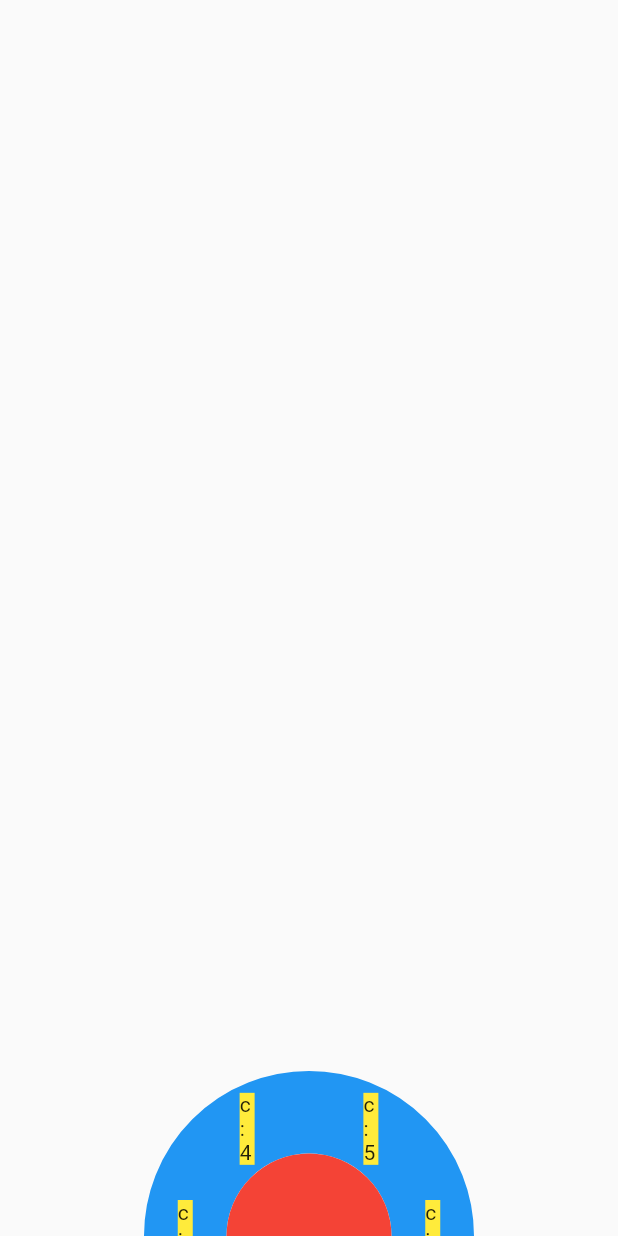
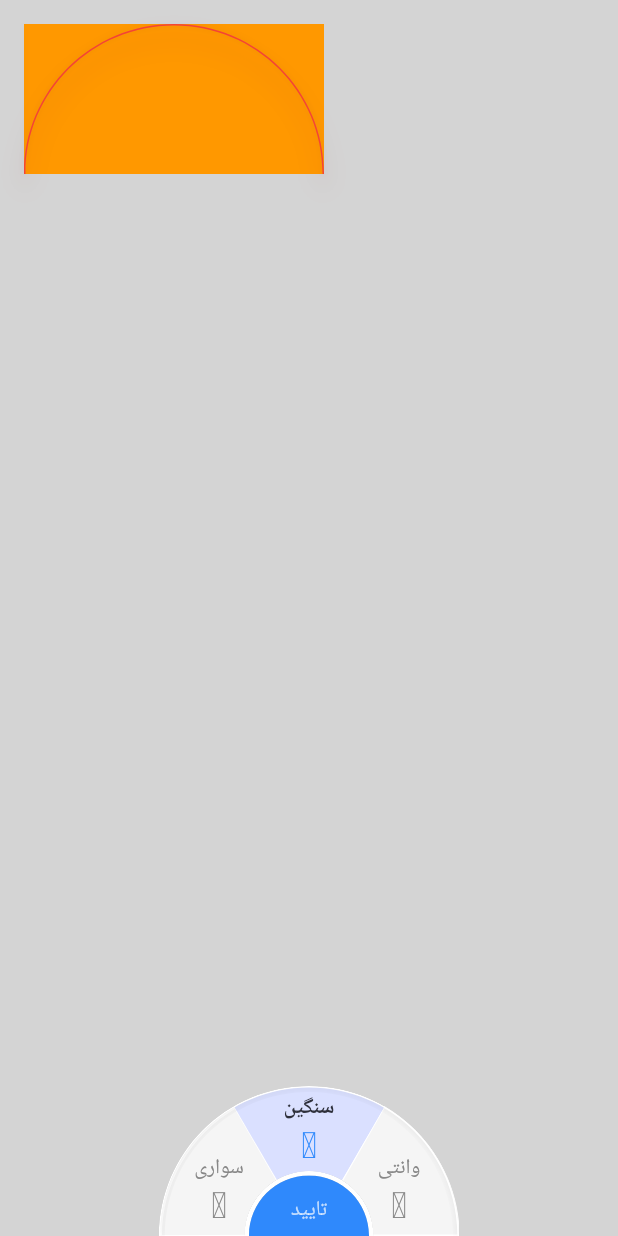
Before and after one commit to yazdanMhmmdi/bottom_circle_list, a Flutter app: the screen it shows after launch, on a phone screen of 412 x 824 dp. Run offline on Flutter 3.47's test engine with Material 2 defaults, Android fonts, the phone set to English and light mode, and no system bars; Roboto replaces fonts that are missing (IranSans).

Commit message:
use class in sample page

```diff
--- a/lib/first_page.dart
+++ b/lib/first_page.dart
@@ -1,50 +1,87 @@
-import 'package:circular_list_view/circle_list/radial_gesture_detector.dart';
+import 'dart:math';
+import 'package:circular_list_view/bottom_circle_list.dart';
+import 'package:circular_list_view/constants/assets.dart';
+import 'package:circular_list_view/constants/i_colors.dart';
+import 'package:circular_list_view/constants/my_icons.dart';
+import 'package:circular_list_view/shapes/border_border.dart';
+import 'package:flutter/cupertino.dart';
 import 'package:flutter/material.dart';
+import 'package:flutter/widgets.dart';
 
-import 'circle_list/circle_list.dart';
+class FirstPage extends StatefulWidget {
+  @override
+  State<FirstPage> createState() => _FirstPageState();
+}
 
-class FirstPage extends StatelessWidget {
-  const FirstPage({Key? key}) : super(key: key);
+class _FirstPageState extends State<FirstPage> with TickerProviderStateMixin {
+  @override
+  void initState() {
+    super.initState();
+  }
+
+  @override
+  void dispose() {
+    super.dispose();
+  }
+
   @override
   Widget build(BuildContext context) {
     return Scaffold(
-        body: Stack(
-          fit: StackFit.expand,
-          children: [
-            Column(
-              children: [
-                Container(
-                  width: 100,
-                  height: 100,
-                  color: Colors.red,
+      backgroundColor: IColors.backgroundColor,
+      body: Column(
+        children: [
+          Padding(
+            padding: const EdgeInsets.all(16.0),
+            child: Container(
+              color: Colors.orange,
+              child: Container(
+                width: 200,
+                height: 100,
+                child: CustomPaint(
+                  painter: BorderPainter(),
                 ),
-              ],
-            ),
-          ],
-        ),
-        bottomNavigationBar: Align(
-          alignment: Alignment.bottomCenter,
-          child: Padding(
-            padding: const EdgeInsets.symmetric(horizontal: 32),
-            child: CircleList(
-              circleSize: 220,
-              outerCircleColor: Colors.blue,
-              innerCircleColor: Colors.red,
-              // origin: Offset(0, -500),
-              children: List.generate(
-                6,
-                (index) => Container(
-                    width: 10,
-                    color: Colors.yellow,
-                    child: Text("c: ${index}")),
               ),
-              onDragUpdate: (update) {
-                Offset offset = Offset(update.point.dx , update.point.dy);
-                print("update : x:${update}y: ${update.degree}");
-                // if (offset.dx == 46.5 39.0)
-              },
             ),
           ),
-        ));
+        ],
+      ),
+      bottomNavigationBar: BottomCircleList(
+        centerButtonColor: IColors.blue,
+        indicatorColor: IColors.lightBlue,
+        selectedIconColor: IColors.blue,
+        centerButtonSplashColor: Colors.black12,
+        centerButtonText: const Text("تایید",
+            style: TextStyle(
+              fontFamily: Assets.iranSans,
+              color: Colors.white70,
+            ),
+            textAlign: TextAlign.center),
+        icons: const [
+          MyIcons.tow_truck_svgrepo_com,
+          MyIcons.car_svgrepo_com,
+          MyIcons.truck_svgrepo_com,
+        ],
+        textChilds: const [
+          Text(
+            "سواری",
+            style: TextStyle(
+              fontFamily: Assets.iranSans,
+            ),
+          ),
+          Text(
+            "سنگین",
+            style: TextStyle(
+              fontFamily: Assets.iranSans,
+            ),
+          ),
+          Text(
+            "وانتی",
+            style: TextStyle(
+              fontFamily: Assets.iranSans,
+            ),
+          )
+        ],
+      ),
+    );
   }
 }
--- a/lib/main.dart
+++ b/lib/main.dart
@@ -15,7 +15,7 @@ class MyApp extends StatelessWidget {
       theme: ThemeData(
         primarySwatch: Colors.blue,
       ),
-      home: const FirstPage(),
+      home: FirstPage(),
     );
   }
 }
```
